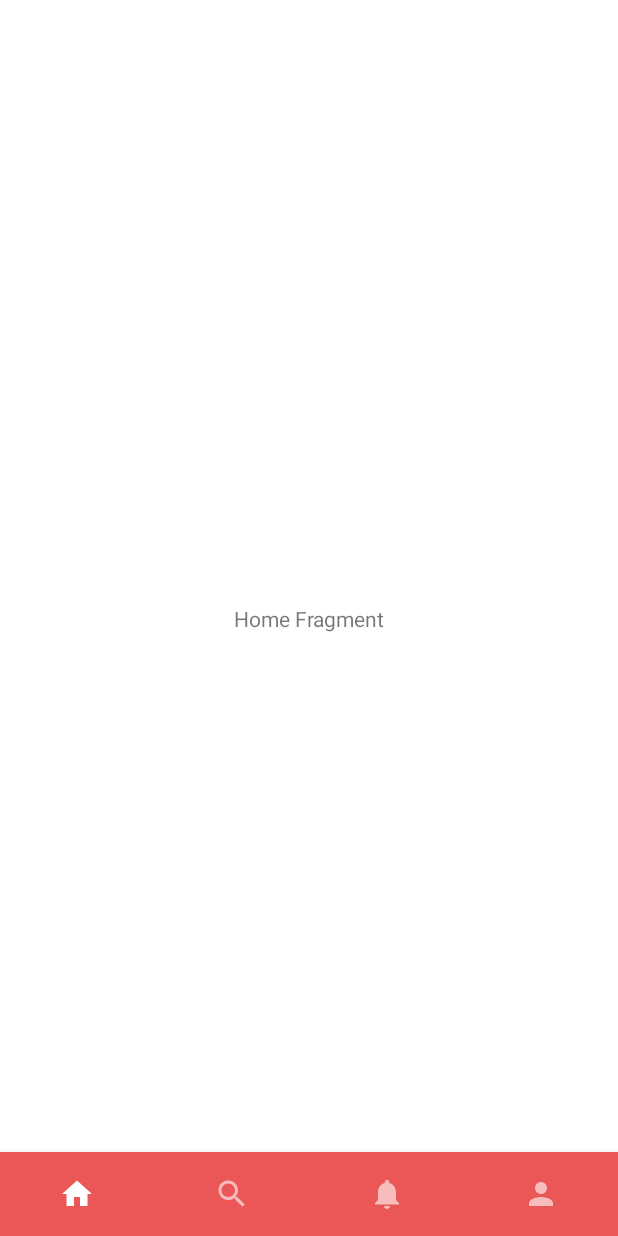
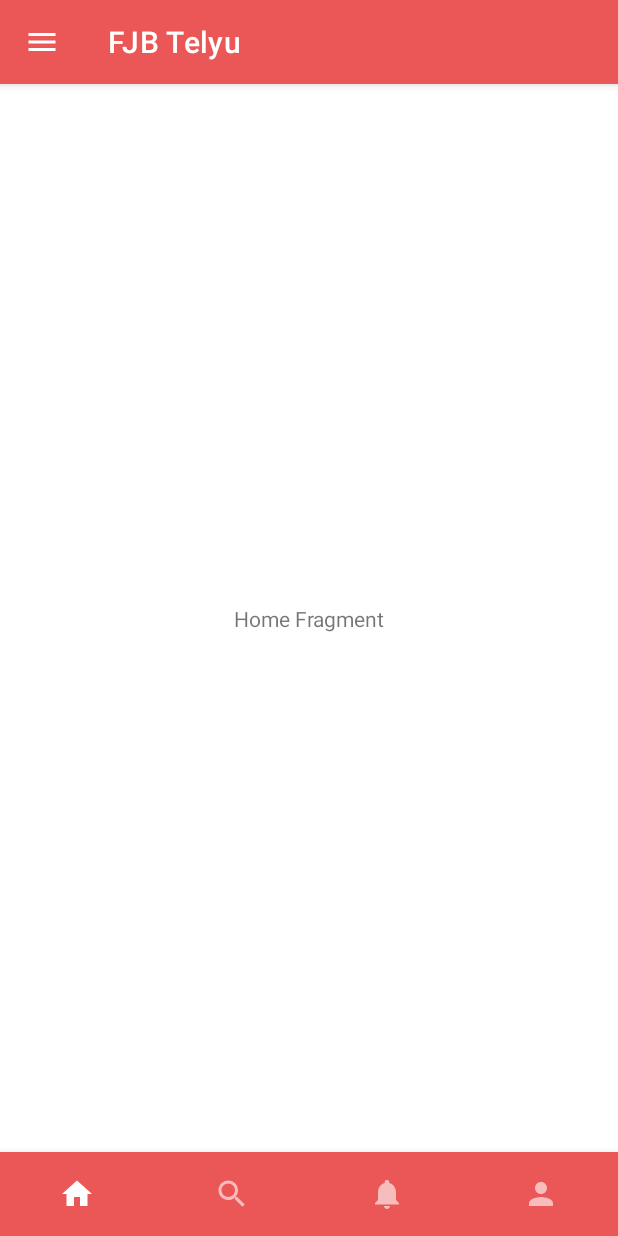
Before and after one commit to xcvbn13/PT2TheMeet, an Android app: the screen it shows after launch (MainActivity), on a phone screen of 412 x 824 dp. Run offline under Robolectric (Android 15) with nearby library versions, the phone set to English and light mode, and no system bars.

Commit message:
App bar top

```diff
--- /dev/null
+++ b/app/src/main/res/drawable/menu.xml
@@ -0,0 +1,10 @@
+<vector xmlns:android="http://schemas.android.com/apk/res/android"
+    android:width="24dp"
+    android:height="24dp"
+    android:viewportWidth="24"
+    android:viewportHeight="24"
+    android:tint="?attr/colorControlNormal">
+  <path
+      android:fillColor="@android:color/white"
+      android:pathData="M3,18h18v-2L3,16v2zM3,13h18v-2L3,11v2zM3,6v2h18L21,6L3,6z"/>
+</vector>
--- a/app/src/main/res/layout/activity_main.xml
+++ b/app/src/main/res/layout/activity_main.xml
@@ -6,18 +6,38 @@
     android:layout_height="match_parent"
     tools:context=".MainActivity">
 
+    <com.google.android.material.appbar.AppBarLayout
+        android:id="@+id/appbar_layout"
+        android:layout_width="match_parent"
+        android:layout_height="wrap_content"
+        app:layout_constraintTop_toTopOf="parent"
+        app:layout_constraintStart_toStartOf="parent"
+        app:layout_constraintEnd_toEndOf="parent">
+
+        <com.google.android.material.appbar.MaterialToolbar
+            android:id="@+id/topAppBar"
+            android:layout_width="match_parent"
+            android:layout_height="?attr/actionBarSize"
+            app:title="@string/page_title"
+            app:navigationIcon="@drawable/menu"
+            style="@style/Widget.MaterialComponents.Toolbar.Primary"
+            />
+
+    </com.google.android.material.appbar.AppBarLayout>
+
     <FrameLayout
         android:id="@+id/fragment_container"
         android:layout_width="match_parent"
-        android:layout_height="match_parent"
-        app:layout_constraintBottom_toTopOf="@id/bottom_nav_app"/>
+        android:layout_height="0dp"
+        app:layout_constraintBottom_toTopOf="@id/bottom_nav_app"
+        app:layout_constraintTop_toBottomOf="@+id/appbar_layout"/>
 
     <com.google.android.material.bottomnavigation.BottomNavigationView
         android:id="@+id/bottom_nav_app"
         style="@style/Widget.MaterialComponents.BottomNavigationView.Colored"
         android:layout_width="match_parent"
         android:layout_height="wrap_content"
-        android:background="@color/colorPrimary"
+        android:background="@color/Primary"
         app:labelVisibilityMode="unlabeled"
         app:layout_constraintBottom_toBottomOf="parent"
         app:menu="@menu/bottom_nav" />
--- a/app/src/main/res/values/colors.xml
+++ b/app/src/main/res/values/colors.xml
@@ -9,7 +9,8 @@
     <color name="white">#FFFFFFFF</color>
 
 <!--    custom-->
-    <color name="colorPrimary">#EB5757</color>
-    <color name="colorPrimaryDark">#808080</color>
-    <color name="colorAccent">#ffb6c1</color>
+    <color name="Primary">#EB5757</color>
+    <color name="PrimaryVariant">#5E1111</color>
+    <color name="Secondary">#8CBFDC</color>
+    <color name="list">#FF9F9F</color>
 </resources>
--- a/app/src/main/res/values/strings.xml
+++ b/app/src/main/res/values/strings.xml
@@ -10,4 +10,5 @@
     <string name="notif_fragment">Notif Fragment</string>
     <string name="person_fragment">Person Fragment</string>
     <string name="search_fragment">Search Fragment</string>
+    <string name="page_title">FJB Telyu</string>
 </resources>
--- a/app/src/main/res/values/themes.xml
+++ b/app/src/main/res/values/themes.xml
@@ -2,8 +2,8 @@
     <!-- Base application theme. -->
     <style name="Theme.FJBTelyu" parent="Theme.MaterialComponents.DayNight.NoActionBar">
         <!-- Primary brand color. -->
-        <item name="colorPrimary">@color/purple_500</item>
-        <item name="colorPrimaryVariant">@color/purple_700</item>
+        <item name="colorPrimary">@color/Primary</item>
+        <item name="colorPrimaryVariant">@color/PrimaryVariant</item>
         <item name="colorOnPrimary">@color/white</item>
         <!-- Secondary brand color. -->
         <item name="colorSecondary">@color/teal_200</item>
```
